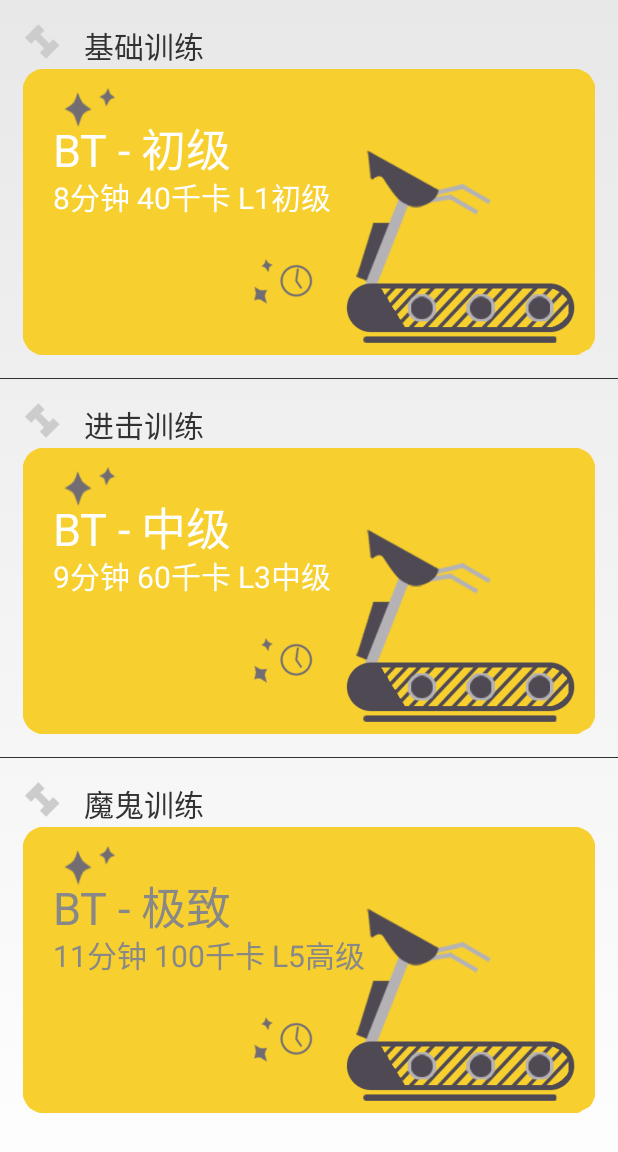
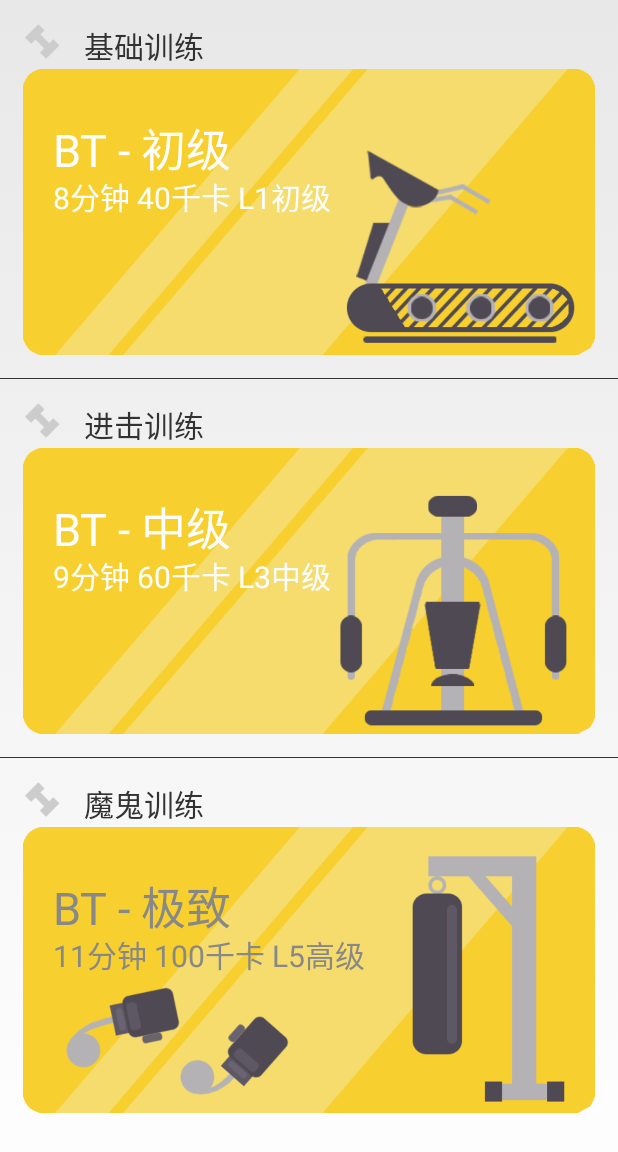
Before and after one commit to ScDadaguo/BreakingThrough, an Android app: the fragment TrainingFragment shown on its own in the app's theme, on a phone screen of 412 x 824 dp. Shown: the top 1152 px of the screen. Run offline under Robolectric (Android 15) with nearby library versions, the phone set to English and light mode, and no system bars.

Commit message:
修改了动态区域男女的图片 和首页3个视频的展示图

```diff
--- a/app/src/main/java/com/lilei/fitness/view/SplashActivity.java
+++ b/app/src/main/java/com/lilei/fitness/view/SplashActivity.java
@@ -37,7 +37,7 @@ public class SplashActivity extends BaseActivity implements View.OnClickListener
     private void changeBackgroundImage() {
         switch ((int)(System.currentTimeMillis() % 8)) {
             case 0:
-                bg.setImageResource(R.drawable.start1);
+                bg.setImageResource(R.drawable.start2);
                 break;
             case 1:
                 bg.setImageResource(R.drawable.start2);
--- a/app/src/main/java/com/lilei/fitness/view/VideoPlayer.java
+++ b/app/src/main/java/com/lilei/fitness/view/VideoPlayer.java
@@ -75,7 +75,7 @@ public class VideoPlayer extends BaseActivity {
         switch (tag) {
             case 1:
                 duration = "8";
-                uri += R.raw.movie;
+                uri += R.raw.base;
                 break;
             case 2:
                 duration = "9";
@@ -175,7 +175,7 @@ public class VideoPlayer extends BaseActivity {
                 videoView.pause();
                 currentPosition = videoView.getCurrentPosition();
                 AlertDialog.Builder builder = new AlertDialog.Builder(VideoPlayer.this);
-                builder.setTitle("猛男")
+                builder.setTitle("朋友")
                         .setMessage("你确定要放弃锻炼吗？")
                         .setPositiveButton("择日再战", new DialogInterface.OnClickListener() {
                             @Override
--- a/app/src/main/res/layout/activity_splash.xml
+++ b/app/src/main/res/layout/activity_splash.xml
@@ -10,7 +10,7 @@
         android:layout_height="match_parent"
         android:scaleType="centerCrop"
         android:adjustViewBounds="true"
-        android:src="@drawable/start1"/>
+        android:src="@drawable/start2"/>
 
     <LinearLayout
         android:layout_width="match_parent"
--- a/app/src/main/res/layout/fragment_train.xml
+++ b/app/src/main/res/layout/fragment_train.xml
@@ -116,7 +116,7 @@
                         android:layout_height="wrap_content"
                         android:adjustViewBounds="true"
                         android:scaleType="centerCrop"
-                        android:src="@drawable/level_base" />
+                        android:src="@drawable/level_enhance" />
 
                     <TextView
                         android:layout_width="wrap_content"
@@ -182,7 +182,7 @@
                         android:layout_height="wrap_content"
                         android:adjustViewBounds="true"
                         android:scaleType="centerCrop"
-                        android:src="@drawable/level_base" />
+                        android:src="@drawable/level_acme" />
 
                     <TextView
                         android:layout_width="wrap_content"
--- a/app/src/main/res/values/colors.xml
+++ b/app/src/main/res/values/colors.xml
@@ -6,7 +6,7 @@
     <color name="bottom_tab_normal">#B4B4B4</color>
     <!--main-->
 
-    <color name="before_date_check">#EFBE72</color>
+    <color name="before_date_check">#F7CF2E</color>
 
     <color name="fuxk_base_color_red_add_cart">#ffff6060</color>
     <color name="fuxk_base_color_red_add_cart_press">#ffc23133</color>
```
Also changed, not shown: app/src/main/res/drawable/level_acme.png, app/src/main/res/drawable/level_base.png, app/src/main/res/drawable/level_enhance.png, app/src/main/res/drawable/topic_female.png, app/src/main/res/drawable/topic_male.png, 16 other files.
